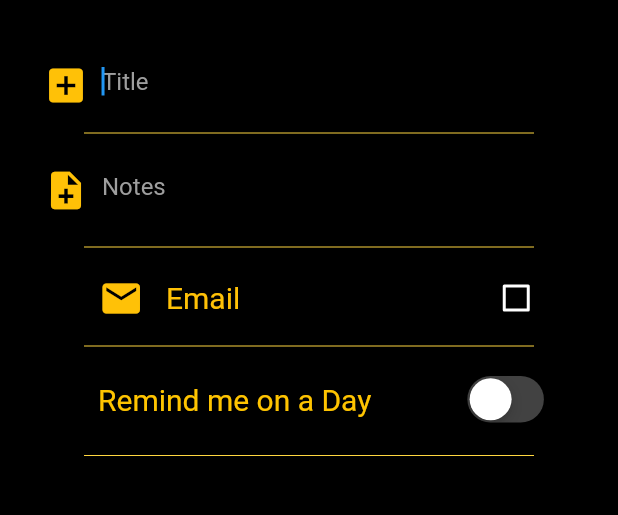
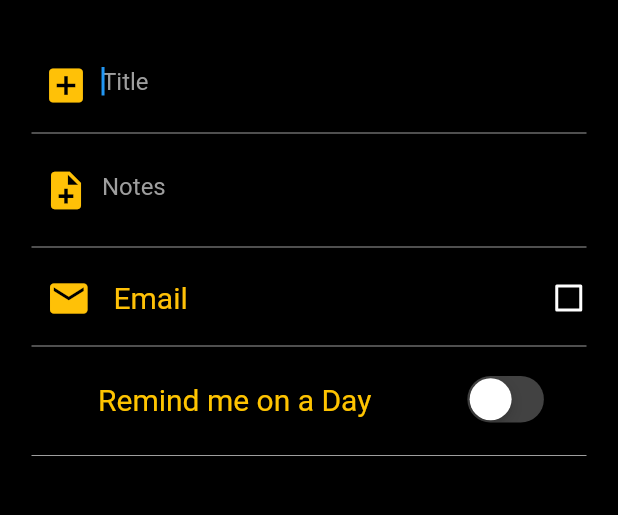
Before and after one commit to bx0709/reminder_app, a Flutter app: the Add_Reminder screen opened by its route, on a phone screen of 412 x 824 dp, the part 65-580 px from its top. Run offline on Flutter 3.47's test engine with Material 2 defaults, Android fonts, the phone set to English and light mode, and no system bars.

Commit message:
UI improved for android

```diff
--- a/lib/Pages/Add_Reminder.dart
+++ b/lib/Pages/Add_Reminder.dart
@@ -103,9 +103,9 @@ class _Add_ReminderState extends State<Add_Reminder> {
                   ),
                 ),
                 SizedBox(
-                  width: 300.0,
+                  width: 370.0,
                   child: Divider(
-                    color: Colors.amberAccent,
+                    color: Colors.grey[500],
                   ),
                 ),
                 //Second text field to input notes
@@ -143,9 +143,9 @@ class _Add_ReminderState extends State<Add_Reminder> {
                   ),
                 ),
                 SizedBox(
-                  width: 300.0,
+                  width: 370.0,
                   child: Divider(
-                    color: Colors.amberAccent,
+                    color: Colors.grey[500],
                   ),
                 ),
                 Row(
@@ -174,7 +174,7 @@ class _Add_ReminderState extends State<Add_Reminder> {
                             ),
                           ),
                           Container(
-                            margin: EdgeInsets.only(left: 160),
+                            margin: EdgeInsets.only(left: 230),
                             color: Colors.transparent,
                             child: Theme(
                               data: Theme.of(context).copyWith(
@@ -198,9 +198,9 @@ class _Add_ReminderState extends State<Add_Reminder> {
                   ],
                 ),
                 SizedBox(
-                  width: 300.0,
+                  width: 370.0,
                   child: Divider(
-                    color: Colors.amberAccent,
+                    color: Colors.grey[500],
                   ),
                 ),
                 //following container contains the Remind me on a day function
@@ -238,9 +238,9 @@ class _Add_ReminderState extends State<Add_Reminder> {
                   ),
                 ),
                 SizedBox(
-                  width: 300.0,
+                  width: 370.0,
                   child: Divider(
-                    color: Colors.amberAccent,
+                    color: Colors.grey[500],
                   ),
                 ),
                 ConditionalBuilder(
@@ -320,9 +320,9 @@ class _Add_ReminderState extends State<Add_Reminder> {
                       child: Column(
                         children: <Widget>[
                           SizedBox(
-                            width: 300.0,
+                            width: 370.0,
                             child: Divider(
-                              color: Colors.amberAccent,
+                              color: Colors.grey[500],
                             ),
                           ),
                           Row(
@@ -360,9 +360,9 @@ class _Add_ReminderState extends State<Add_Reminder> {
                             ],
                           ),
                           SizedBox(
-                            width: 300.0,
+                            width: 370.0,
                             child: Divider(
-                              color: Colors.amberAccent,
+                              color: Colors.grey[500],
                             ),
                           ),
                           Row(
```
